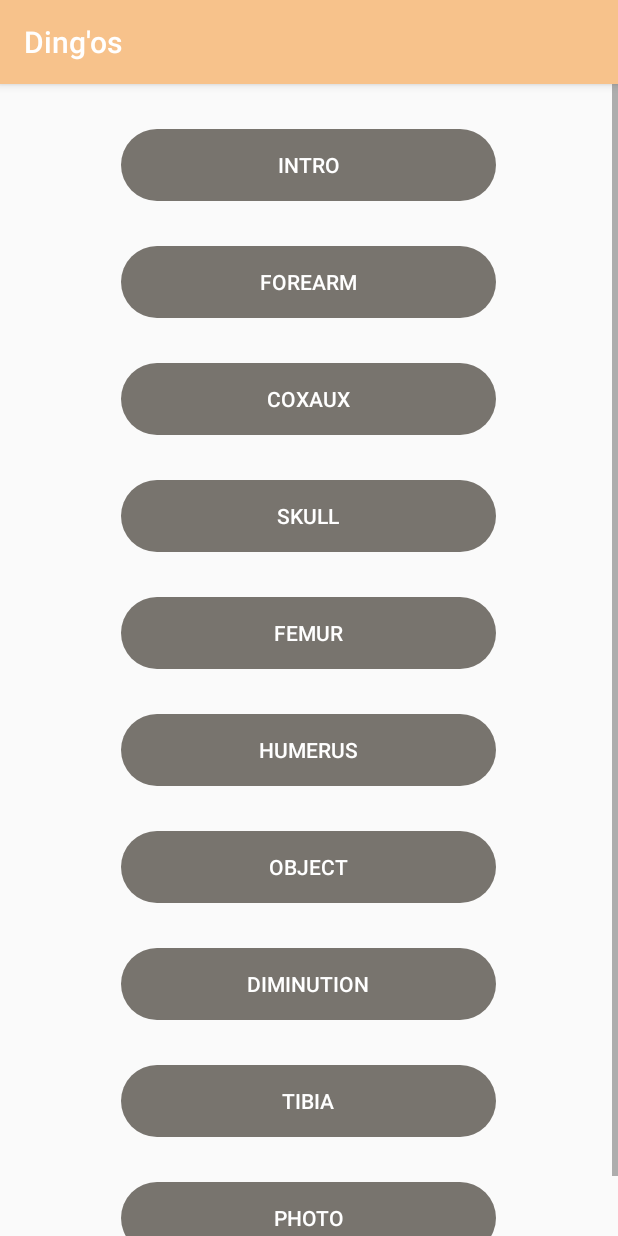
After one commit to lubenard/archeo, an Android app: the fragment ListVideo shown on its own in the app's theme, on a phone screen of 412 x 824 dp. The commit adds this screen. Run offline under Robolectric (Android 15) with nearby library versions, the phone set to English and light mode, and no system bars; 1 statement that could not run was skipped.

Commit message:
Added basic replay video fragment

```diff
--- /dev/null
+++ b/app/src/main/java/com/lubenard/dingos/ListVideo.java
@@ -0,0 +1,50 @@
+package com.lubenard.dingos;
+
+import android.os.Bundle;
+
+import android.view.LayoutInflater;
+import android.view.View;
+import android.view.ViewGroup;
+import android.widget.Button;
+
+import androidx.fragment.app.Fragment;
+
+import java.util.ArrayList;
+
+public class ListVideo extends Fragment {
+
+    @Override
+    public View onCreateView(LayoutInflater inflater, ViewGroup container,
+                             Bundle savedInstanceState) {
+        super.onCreate(savedInstanceState);
+        return inflater.inflate(R.layout.list_videos_fragment, container, false);
+    }
+
+    @Override
+    public void onViewCreated(View view, Bundle savedInstanceState) {
+        super.onViewCreated(view, savedInstanceState);
+
+        ArrayList<Button> buttons = new ArrayList<>();
+
+        buttons.add((Button)view.findViewById(R.id.replay_intro));
+        buttons.add((Button)view.findViewById(R.id.replay_avant_bras));
+        buttons.add((Button)view.findViewById(R.id.replay_coxaux));
+        buttons.add((Button)view.findViewById(R.id.replay_crane));
+        buttons.add((Button)view.findViewById(R.id.replay_femur));
+        buttons.add((Button)view.findViewById(R.id.replay_humerus));
+        buttons.add((Button)view.findViewById(R.id.replay_object));
+        buttons.add((Button)view.findViewById(R.id.replay_reduction));
+        buttons.add((Button)view.findViewById(R.id.replay_tibia));
+        buttons.add((Button)view.findViewById(R.id.replay_photo));
+
+        ArrayList<Integer> discoveredArray = WaitScan.getElementDiscoveredArray();
+
+        for(int i = 0; i < buttons.size(); i++)
+        {
+            if (!discoveredArray.contains(i)) {
+                buttons.get(i).setEnabled(false);
+            }
+        }
+
+    }
+}
--- a/app/src/main/res/drawable/start_button.xml
+++ b/app/src/main/res/drawable/start_button.xml
@@ -3,6 +3,12 @@
 	<item android:state_pressed="true">
 		<shape android:shape="rectangle">
 			<solid android:color="@color/colorPrimary" />
+			<corners android:radius="50dp" />
+		</shape>
+	</item>
+	<item android:state_enabled="false">
+		<shape android:shape="rectangle">
+			<solid android:color="@color/colorDisabled" />
 			<corners android:radius="50dp" />
 		</shape>
 	</item>
--- /dev/null
+++ b/app/src/main/res/layout/list_videos_fragment.xml
@@ -0,0 +1,76 @@
+<?xml version="1.0" encoding="utf-8"?>
+<ScrollView
+	xmlns:android="http://schemas.android.com/apk/res/android"
+	android:layout_width="match_parent"
+	android:layout_height="match_parent">
+
+	<LinearLayout
+		android:layout_width="match_parent"
+		android:layout_height="match_parent"
+		android:orientation="vertical"
+		android:layout_marginTop="30dp"
+		android:layout_marginBottom="30dp"
+		android:gravity="center">
+
+	<Button
+		android:id="@+id/replay_intro"
+		android:layout_height="wrap_content"
+		style="@style/custom_button_replay"
+		android:text="@string/video_intro" />
+
+	<Button
+		android:id="@+id/replay_avant_bras"
+		android:layout_height="wrap_content"
+		style="@style/custom_button_replay"
+		android:text="@string/video_forearm" />
+
+	<Button
+		android:id="@+id/replay_coxaux"
+		android:layout_height="wrap_content"
+		style="@style/custom_button_replay"
+		android:text="@string/video_coxaux" />
+
+	<Button
+		android:id="@+id/replay_crane"
+		android:layout_height="wrap_content"
+		style="@style/custom_button_replay"
+		android:text="@string/video_skull" />
+
+	<Button
+		android:id="@+id/replay_femur"
+		android:layout_height="wrap_content"
+		style="@style/custom_button_replay"
+		android:text="@string/video_femur" />
+
+	<Button
+		android:id="@+id/replay_humerus"
+		android:layout_height="wrap_content"
+		style="@style/custom_button_replay"
+		android:text="@string/video_humerus" />
+
+	<Button
+		android:id="@+id/replay_object"
+		android:layout_height="wrap_content"
+		style="@style/custom_button_replay"
+		android:text="@string/video_object" />
+
+	<Button
+		android:id="@+id/replay_reduction"
+		android:layout_height="wrap_content"
+		style="@style/custom_button_replay"
+		android:text="@string/video_diminution" />
+
+	<Button
+		android:id="@+id/replay_tibia"
+		android:layout_height="wrap_content"
+		style="@style/custom_button_replay"
+		android:text="@string/video_tibia" />
+
+	<Button
+		android:id="@+id/replay_photo"
+		android:layout_height="wrap_content"
+		style="@style/custom_button_replay"
+		android:text="@string/video_photo" />
+
+	</LinearLayout>
+</ScrollView>
--- a/app/src/main/res/values/colors.xml
+++ b/app/src/main/res/values/colors.xml
@@ -2,5 +2,5 @@
 <resources>
 	<color name="colorPrimary">#F7C28B</color>
 	<color name="colorPrimaryDark">#A3815E</color>
-	<color name="colorAccent">#03DAC5</color>
+	<color name="colorDisabled">#78746E</color>
 </resources>
--- a/app/src/main/res/values/strings.xml
+++ b/app/src/main/res/values/strings.xml
@@ -39,4 +39,16 @@
 
     <string name="bluetooth_does_not_exist">Sorry, bluetooth does not exist on this device. Exiting…</string>
     <string name="bluetooth_required">Bluetooth is needed for this app, exiting now</string>
+	<string name="bad_card_code">This card is not recognized by this app. Are you sure you are using right cards?</string>
+
+    <string name="video_intro">Intro</string>
+    <string name="video_forearm">Forearm</string>
+    <string name="video_coxaux">Coxaux</string>
+    <string name="video_skull">Skull</string>
+    <string name="video_femur">Femur</string>
+    <string name="video_humerus">Humerus</string>
+    <string name="video_object">Object</string>
+    <string name="video_diminution">Diminution</string>
+    <string name="video_tibia">Tibia</string>
+    <string name="video_photo">Photo</string>
 </resources>
--- a/app/src/main/res/values/styles.xml
+++ b/app/src/main/res/values/styles.xml
@@ -4,7 +4,18 @@
 		<!-- Customize your theme here. -->
 		<item name="colorPrimary">@color/colorPrimary</item>
 		<item name="colorPrimaryDark">@color/colorPrimaryDark</item>
-		<item name="colorAccent">@color/colorAccent</item>
+	</style>
+
+	<style name="custom_button">
+		<item name="android:textColor">@android:color/white</item>
+		<item name="android:paddingLeft">13dp</item>
+		<item name="android:paddingRight">13dp</item>
+		<item name="android:background">@drawable/start_button</item>
+	</style>
+
+	<style name="custom_button_replay" parent="custom_button">
+		<item name="android:layout_width">250dp</item>
+		<item name="android:layout_marginBottom">30dp</item>
 	</style>
 
 </resources>
```
Also changed, not shown: app/src/main/java/com/lubenard/dingos/WaitScan.java (+55 -43 lines), app/src/main/res/layout/landing_fragment.xml (+2 -5 lines), app/src/main/res/layout/waiting_for_scan_fragment.xml (+9 -0 lines), 1 other file.
